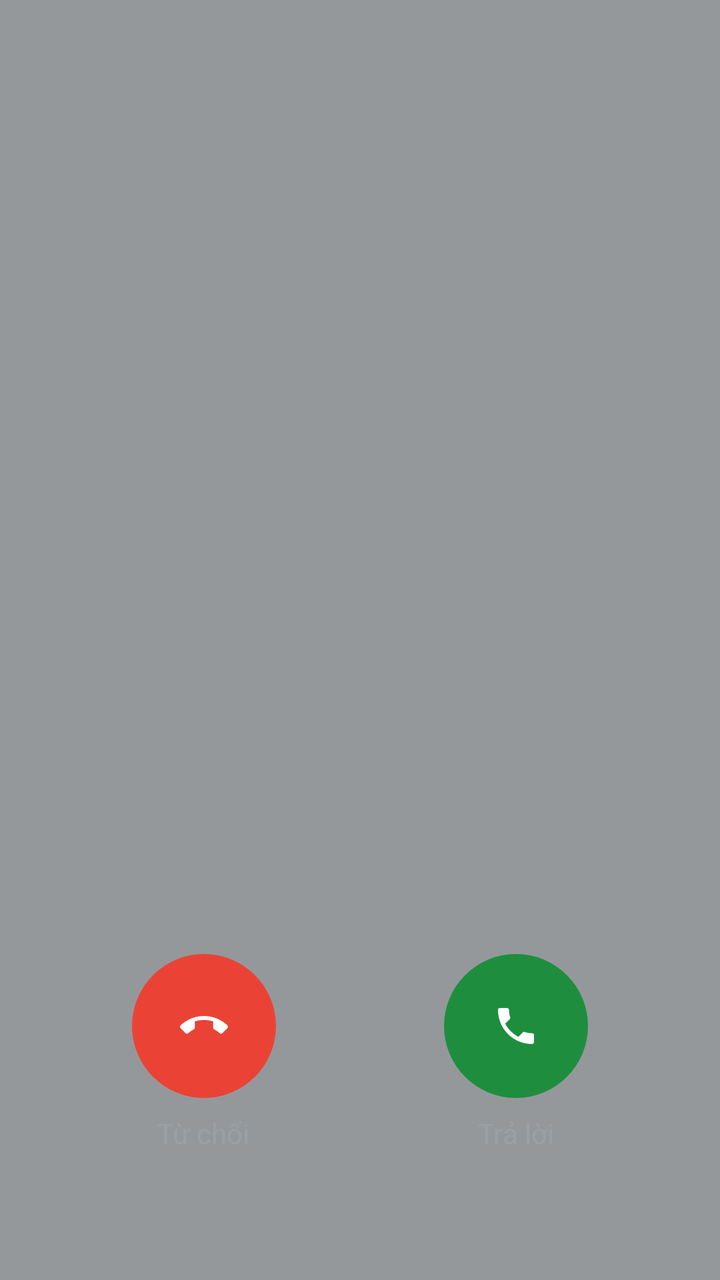
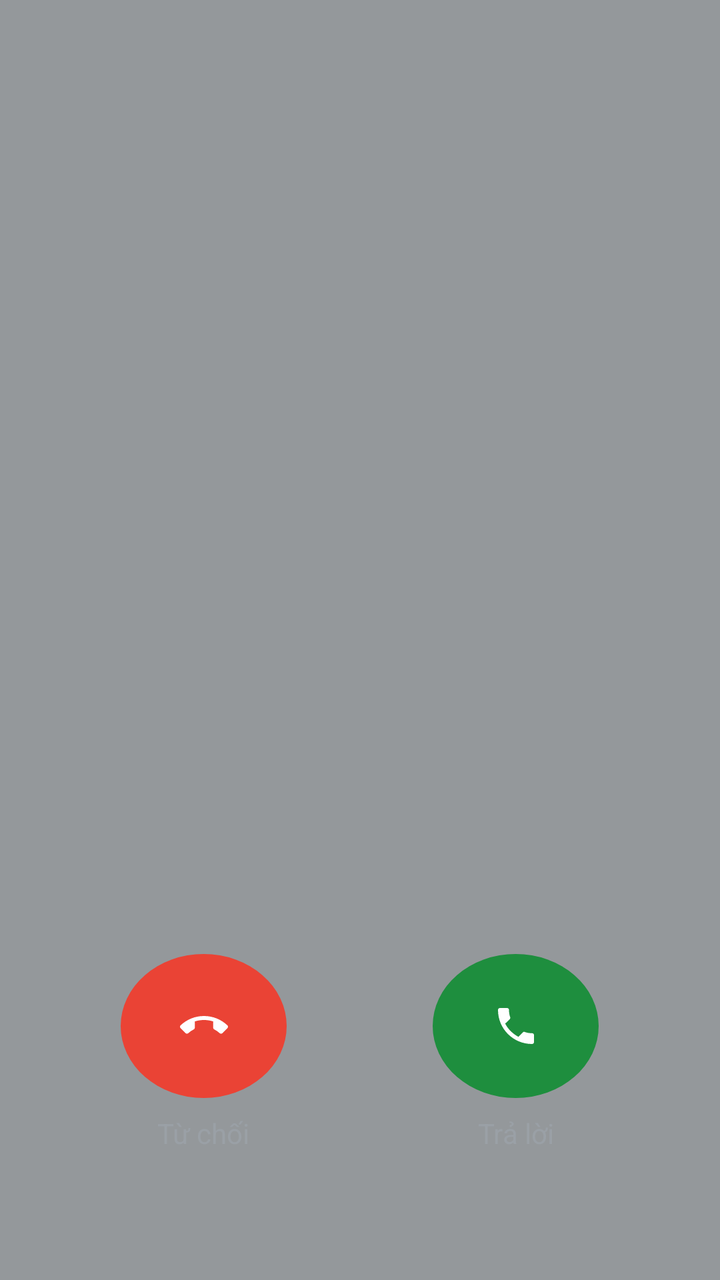

Two renders of the same Android screen: before a commit and after it. Below are the layout's source before the change and the commit's diff.
<!-- AndroidManifest.xml: activity theme Theme.SimpleCall.InCall -->
<!-- res/layout/activity_in_call.xml -->
<?xml version="1.0" encoding="utf-8"?>
<androidx.constraintlayout.widget.ConstraintLayout
    xmlns:android="http://schemas.android.com/apk/res/android"
    xmlns:app="http://schemas.android.com/apk/res-auto"
    xmlns:tools="http://schemas.android.com/tools"
    android:layout_width="match_parent"
    android:layout_height="match_parent"
    android:background="@drawable/bg_incall_screen">

    
    <TextView android:id="@+id/tvCallerName"
        android:layout_width="0dp" android:layout_height="wrap_content"
        android:layout_marginTop="92dp"
        android:layout_marginStart="24dp" android:layout_marginEnd="24dp"
        android:gravity="center"
        android:textColor="@color/text_on_dark" android:textSize="40sp"
        android:textStyle="bold"
        android:fontFamily="sans-serif" android:singleLine="true"
        app:layout_constraintTop_toTopOf="parent"
        app:layout_constraintStart_toStartOf="parent"
        app:layout_constraintEnd_toEndOf="parent"/>

    
    <LinearLayout android:id="@+id/llSimLine"
        android:layout_width="wrap_content" android:layout_height="wrap_content"
        android:orientation="horizontal" android:gravity="center_vertical"
        android:layout_marginTop="8dp"
        android:visibility="gone"
        app:layout_constraintTop_toBottomOf="@id/tvCallerName"
        app:layout_constraintStart_toStartOf="parent"
        app:layout_constraintEnd_toEndOf="parent">

        <FrameLayout
            android:layout_width="14dp" android:layout_height="18dp"
            android:layout_marginEnd="5dp">
            <TextView android:id="@+id/tvSimBadge"
                android:layout_width="14dp" android:layout_height="16dp"
                android:gravity="center"
                android:background="@drawable/bg_sim_badge_light"
                android:text="2"
                android:textSize="7sp"
                android:textColor="#C0C0C0" />
        </FrameLayout>

        <TextView android:id="@+id/tvCallerNumber"
            android:layout_width="wrap_content" android:layout_height="wrap_content"
            android:textColor="#FFFFFF" android:textSize="15sp"
            android:fontFamily="sans-serif"/>
    </LinearLayout>

    
    <LinearLayout android:id="@+id/llStatusLine"
        android:layout_width="wrap_content" android:layout_height="wrap_content"
        android:orientation="horizontal" android:gravity="center_vertical"
        android:layout_marginTop="8dp"
        app:layout_constraintTop_toBottomOf="@id/llSimLine"
        app:layout_constraintStart_toStartOf="parent"
        app:layout_constraintEnd_toEndOf="parent">

        <TextView android:id="@+id/tvHdBadge"
            android:layout_width="wrap_content" android:layout_height="18dp"
            android:paddingStart="4dp" android:paddingEnd="4dp"
            android:gravity="center" android:text="HD"
            android:textSize="10sp" android:textColor="#9AA0A6"
            android:background="@drawable/bg_hd_badge"
            android:layout_marginEnd="6dp"
            android:visibility="gone" />

        <TextView android:id="@+id/tvCallStatus"
            android:layout_width="wrap_content" android:layout_height="wrap_content"
            android:textColor="#FFFFFF" android:textSize="19sp"
            android:fontFamily="sans-serif" />
    </LinearLayout>

    
    <LinearLayout android:id="@+id/incomingControls"
        android:layout_width="0dp" android:layout_height="wrap_content"
        android:orientation="horizontal" android:gravity="center"
        android:layout_marginStart="24dp" android:layout_marginEnd="24dp"
        android:layout_marginBottom="64dp"
        app:layout_constraintBottom_toBottomOf="parent"
        app:layout_constraintStart_toStartOf="parent"
        app:layout_constraintEnd_toEndOf="parent">

        <LinearLayout android:layout_width="0dp" android:layout_height="wrap_content"
            android:layout_weight="1" android:orientation="vertical" android:gravity="center">
            <ImageButton android:id="@+id/btnDecline"
                android:layout_width="72dp" android:layout_height="72dp"
                android:background="@drawable/bg_decline_circle"
                android:src="@drawable/ic_call_end"
                android:contentDescription="@string/decline"/>
            <TextView android:layout_width="wrap_content" android:layout_height="wrap_content"
                android:text="Từ chối" android:textColor="#9AA0A6" android:textSize="14sp"
                android:layout_marginTop="8dp" android:fontFamily="sans-serif" />
        </LinearLayout>

        <LinearLayout android:layout_width="0dp" android:layout_height="wrap_content"
            android:layout_weight="1" android:orientation="vertical" android:gravity="center">
            <ImageButton android:id="@+id/btnAnswer"
                android:layout_width="72dp" android:layout_height="72dp"
                android:background="@drawable/bg_call_circle"
                android:src="@drawable/ic_call"
                android:contentDescription="@string/answer"/>
            <TextView android:layout_width="wrap_content" android:layout_height="wrap_content"
                android:text="Trả lời" android:textColor="#9AA0A6" android:textSize="14sp"
                android:layout_marginTop="8dp" android:fontFamily="sans-serif" />
        </LinearLayout>
    </LinearLayout>

    
    <LinearLayout android:id="@+id/activeControls"
        android:layout_width="match_parent" android:layout_height="wrap_content"
        android:orientation="vertical" android:visibility="gone"
        android:layout_marginStart="24dp" android:layout_marginEnd="24dp"
        android:layout_marginBottom="70dp"
        app:layout_constraintBottom_toBottomOf="parent"
        app:layout_constraintStart_toStartOf="parent"
        app:layout_constraintEnd_toEndOf="parent">

        
        <LinearLayout android:layout_width="match_parent" android:layout_height="wrap_content"
            android:orientation="horizontal" android:gravity="center"
            android:layout_marginBottom="8dp">

            <LinearLayout android:layout_width="0dp" android:layout_height="wrap_content"
                android:layout_weight="1" android:orientation="vertical" android:gravity="center">
                <ImageButton android:id="@+id/btnRecord"
                    android:layout_width="33dp" android:layout_height="33dp"
                    android:background="@android:color/transparent"
                    android:scaleType="fitCenter"
                    android:tint="@color/text_on_dark"
                    android:src="@drawable/ic_record_dot"
                    android:contentDescription="@string/start_recording"/>
                <TextView android:id="@+id/tvRecordLabel"
                    android:layout_width="wrap_content" android:layout_height="wrap_content"
                    android:text="@string/start_recording" android:textColor="@color/text_on_dark" android:alpha="0.5" android:textSize="14sp"
                    android:layout_marginTop="8dp" android:fontFamily="sans-serif" />
            </LinearLayout>

            <LinearLayout android:layout_width="0dp" android:layout_height="wrap_content"
                android:layout_weight="1" android:orientation="vertical" android:gravity="center">
                <ImageButton android:id="@+id/btnMute"
                    android:layout_width="33dp" android:layout_height="33dp"
                    android:background="@android:color/transparent"
                    android:scaleType="fitCenter"
                    android:tint="@color/text_on_dark"
                    android:src="@drawable/ic_mic_off"
                    android:contentDescription="Im lặng"/>
                <TextView android:id="@+id/tvMuteLabel"
                    android:layout_width="wrap_content" android:layout_height="wrap_content"
                    android:text="Im lặng" android:textColor="@color/text_on_dark" android:alpha="0.5" android:textSize="14sp"
                    android:layout_marginTop="8dp" android:fontFamily="sans-serif" />
            </LinearLayout>

            <LinearLayout android:layout_width="0dp" android:layout_height="wrap_content"
                android:layout_weight="1" android:orientation="vertical" android:gravity="center">
                <ImageButton android:id="@+id/btnHold"
                    android:layout_width="33dp" android:layout_height="33dp"
                    android:background="@android:color/transparent"
                    android:scaleType="fitCenter"
                    android:tint="@color/text_on_dark"
                    android:src="@drawable/ic_call_hold"
                    android:contentDescription="@string/hold_call"/>
                <TextView android:id="@+id/tvHoldLabel"
                    android:layout_width="wrap_content" android:layout_height="wrap_content"
                    android:text="@string/hold_call" android:textColor="@color/text_on_dark" android:alpha="0.5" android:textSize="14sp"
                    android:layout_marginTop="8dp" android:fontFamily="sans-serif" />
            </LinearLayout>
        </LinearLayout>

        
        <LinearLayout android:layout_width="match_parent" android:layout_height="wrap_content"
            android:orientation="horizontal" android:gravity="center"
            android:layout_marginBottom="10dp">

            <LinearLayout android:layout_width="0dp" android:layout_height="wrap_content"
                android:layout_weight="1" android:orientation="vertical" android:gravity="center">
                <ImageButton android:id="@+id/btnClarity"
                    android:layout_width="33dp" android:layout_height="33dp"
                    android:background="@android:color/transparent"
                    android:scaleType="fitCenter"
                    android:tint="@color/text_on_dark"
                    android:src="@drawable/ic_call_clarity"
                    android:contentDescription="@string/call_clarity"/>
                <TextView android:id="@+id/tvClarityLabel"
                    android:layout_width="wrap_content" android:layout_height="wrap_content"
                    android:text="@string/call_clarity" android:textColor="@color/text_on_dark" android:alpha="0.5" android:textSize="14sp"
                    android:layout_marginTop="8dp" android:fontFamily="sans-serif" />
            </LinearLayout>

            <LinearLayout android:layout_width="0dp" android:layout_height="wrap_content"
                android:layout_weight="1" android:orientation="vertical" android:gravity="center">
                <ImageButton android:id="@+id/btnAddCall"
                    android:layout_width="33dp" android:layout_height="33dp"
                    android:background="@android:color/transparent"
                    android:scaleType="fitCenter"
                    android:tint="@color/text_on_dark"
                    android:src="@drawable/ic_add"
                    android:contentDescription="@string/add_call"/>
                <TextView android:id="@+id/tvAddCallLabel"
                    android:layout_width="wrap_content" android:layout_height="wrap_content"
                    android:text="@string/add_call" android:textColor="@color/text_on_dark" android:alpha="0.5" android:textSize="14sp"
                    android:layout_marginTop="8dp" android:fontFamily="sans-serif" />
            </LinearLayout>

            <LinearLayout android:layout_width="0dp" android:layout_height="wrap_content"
                android:layout_weight="1" android:orientation="vertical" android:gravity="center">
                <ImageButton android:id="@+id/btnMore"
                    android:layout_width="33dp" android:layout_height="33dp"
                    android:background="@android:color/transparent"
                    android:scaleType="fitCenter"
                    android:tint="@color/text_on_dark"
                    android:src="@drawable/ic_expand_more"
                    android:contentDescription="@string/more_options"/>
                <TextView android:id="@+id/tvMoreLabel"
                    android:layout_width="wrap_content" android:layout_height="wrap_content"
                    android:text="@string/more_options" android:textColor="@color/text_on_dark" android:alpha="0.5" android:textSize="14sp"
                    android:layout_marginTop="8dp" android:fontFamily="sans-serif" />
            </LinearLayout>
        </LinearLayout>

        
        <GridLayout android:id="@+id/dtmfPanel"
            android:layout_width="match_parent" android:layout_height="wrap_content"
            android:columnCount="3" android:rowCount="4"
            android:visibility="gone"
            android:layout_marginBottom="24dp">

            <androidx.appcompat.widget.AppCompatButton style="@style/KeyBtn" android:text="1" android:tag="1" android:textColor="@color/text_on_dark"/>
            <androidx.appcompat.widget.AppCompatButton style="@style/KeyBtn" android:text="2" android:tag="2" android:textColor="@color/text_on_dark"/>
            <androidx.appcompat.widget.AppCompatButton style="@style/KeyBtn" android:text="3" android:tag="3" android:textColor="@color/text_on_dark"/>
            <androidx.appcompat.widget.AppCompatButton style="@style/KeyBtn" android:text="4" android:tag="4" android:textColor="@color/text_on_dark"/>
            <androidx.appcompat.widget.AppCompatButton style="@style/KeyBtn" android:text="5" android:tag="5" android:textColor="@color/text_on_dark"/>
            <androidx.appcompat.widget.AppCompatButton style="@style/KeyBtn" android:text="6" android:tag="6" android:textColor="@color/text_on_dark"/>
            <androidx.appcompat.widget.AppCompatButton style="@style/KeyBtn" android:text="7" android:tag="7" android:textColor="@color/text_on_dark"/>
            <androidx.appcompat.widget.AppCompatButton style="@style/KeyBtn" android:text="8" android:tag="8" android:textColor="@color/text_on_dark"/>
            <androidx.appcompat.widget.AppCompatButton style="@style/KeyBtn" android:text="9" android:tag="9" android:textColor="@color/text_on_dark"/>
            <androidx.appcompat.widget.AppCompatButton style="@style/KeyBtn" android:text="*" android:tag="*" android:textColor="@color/text_on_dark"/>
            <androidx.appcompat.widget.AppCompatButton style="@style/KeyBtn" android:text="0" android:tag="0" android:textColor="@color/text_on_dark"/>
            <androidx.appcompat.widget.AppCompatButton style="@style/KeyBtn" android:text="#" android:tag="#" android:textColor="@color/text_on_dark"/>
        </GridLayout>

        
        <LinearLayout android:layout_width="match_parent" android:layout_height="wrap_content"
            android:orientation="horizontal" android:gravity="center"
            android:layout_marginTop="80dp">

            <LinearLayout android:layout_width="0dp" android:layout_height="wrap_content"
                android:layout_weight="1" android:orientation="vertical" android:gravity="center">
                <ImageButton android:id="@+id/btnSpeaker"
                    android:layout_width="40dp" android:layout_height="40dp"
                    android:background="@android:color/transparent"
                    android:scaleType="fitCenter"
                    android:tint="@color/text_on_dark"
                    android:src="@drawable/ic_volume_up"
                    android:contentDescription="@string/speaker"/>
                <TextView android:id="@+id/tvSpeakerLabel"
                    android:layout_width="wrap_content" android:layout_height="wrap_content"
                    android:text="Loa ngoài" android:textColor="#9AA0A6" android:textSize="14sp"
                    android:layout_marginTop="8dp" android:fontFamily="sans-serif"
                    android:visibility="gone"/>
            </LinearLayout>

            <LinearLayout android:layout_width="0dp" android:layout_height="wrap_content"
                android:layout_weight="1" android:orientation="vertical" android:gravity="center">
                <FrameLayout android:id="@+id/btnEndCall"
                    android:layout_width="68dp" android:layout_height="68dp"
                    android:background="@drawable/bg_decline_circle"
                    android:clickable="true" android:focusable="true">
                    <ImageView
                        android:layout_width="41dp" android:layout_height="41dp"
                        android:layout_gravity="center"
                        android:src="@drawable/ic_call_end"
                        android:contentDescription="@string/end_call"
                        tools:ignore="MissingClass" />
                </FrameLayout>
                <TextView android:layout_width="wrap_content" android:layout_height="wrap_content"
                    android:text="Kết thúc" android:textColor="#9AA0A6" android:textSize="14sp"
                    android:layout_marginTop="8dp" android:fontFamily="sans-serif"
                    android:visibility="gone"/>
            </LinearLayout>

            <LinearLayout android:layout_width="0dp" android:layout_height="wrap_content"
                android:layout_weight="1" android:orientation="vertical" android:gravity="center">
                <ImageButton android:id="@+id/btnDtmf"
                    android:layout_width="24dp" android:layout_height="24dp"
                    android:background="@android:color/transparent"
                    android:scaleType="fitCenter"
                    android:tint="#FFFFFF"
                    android:src="@drawable/ic_dialpad"
                    android:contentDescription="Bàn phím"/>
                <TextView android:layout_width="wrap_content" android:layout_height="wrap_content"
                    android:text="Bàn phím" android:textColor="#9AA0A6" android:textSize="14sp"
                    android:layout_marginTop="8dp" android:fontFamily="sans-serif"
                    android:visibility="gone"/>
            </LinearLayout>
        </LinearLayout>
    </LinearLayout>

</androidx.constraintlayout.widget.ConstraintLayout>
<!-- resources referenced by this layout -->
<resources>
  <color name="text_on_dark">#E8EAED</color>
  <!-- drawable bg_call_circle (drawable) -->
  <?xml version="1.0" encoding="utf-8"?>
  <ripple xmlns:android="http://schemas.android.com/apk/res/android"
      android:color="#331E8E3E">
      <item>
          <shape android:shape="oval">
              <solid android:color="@color/btn_call" />
          </shape>
      </item>
  </ripple>
  <!-- drawable bg_decline_circle (drawable) -->
  <?xml version="1.0" encoding="utf-8"?>
  <ripple xmlns:android="http://schemas.android.com/apk/res/android"
      android:color="#33EA4335">
      <item>
          <shape android:shape="oval">
              <solid android:color="@color/btn_decline" />
          </shape>
      </item>
  </ripple>
  <!-- drawable bg_hd_badge (drawable) -->
  <?xml version="1.0" encoding="utf-8"?>
  <shape xmlns:android="http://schemas.android.com/apk/res/android"
      android:shape="rectangle">
      <stroke android:width="1.2dp" android:color="@color/call_log_muted" />
      <corners android:radius="3dp" />
      <solid android:color="@android:color/transparent" />
  </shape>
  <!-- drawable bg_incall_screen (drawable) -->
  <?xml version="1.0" encoding="utf-8"?>
  <shape xmlns:android="http://schemas.android.com/apk/res/android"
      android:shape="rectangle">
      <solid android:color="#94989B" />
  </shape>
  <!-- drawable ic_call_hold (drawable) -->
  <?xml version="1.0" encoding="utf-8"?>
  <vector xmlns:android="http://schemas.android.com/apk/res/android"
      android:width="24dp" android:height="24dp"
      android:viewportWidth="24" android:viewportHeight="24">
      <path android:fillColor="@color/text_on_dark"
          android:pathData="M8,6 L11,6 L11,18 L8,18 Z M13,6 L16,6 L16,18 L13,18 Z"/>
  </vector>
  <!-- drawable ic_expand_more (drawable) -->
  <?xml version="1.0" encoding="utf-8"?>
  <vector xmlns:android="http://schemas.android.com/apk/res/android"
      android:width="24dp" android:height="24dp"
      android:viewportWidth="24" android:viewportHeight="24">
      <path android:fillColor="@color/text_on_dark"
          android:pathData="M16.59,8.59L12,13.17 7.41,8.59 6,10l6,6 6,-6z"/>
  </vector>
  <string name="add_call">Thêm cuộc gọi</string>
  <string name="answer">Trả lời</string>
  <string name="call_clarity">Gọi rõ ràng</string>
  <string name="decline">Từ chối</string>
  <string name="end_call">Kết thúc</string>
  <string name="hold_call">Giữ</string>
  <string name="more_options">Thêm</string>
  <string name="speaker">Loa ngoài</string>
  <string name="start_recording">Bắt đầu ghi âm</string>
  <style name="Theme.SimpleCall.InCall" parent="Theme.MaterialComponents.NoActionBar">
          <item name="android:windowBackground">@color/incall_bg</item>
          <item name="android:statusBarColor">@color/incall_bg</item>
          <item name="android:navigationBarColor">@color/incall_bg</item>
          <item name="android:windowLightStatusBar" tools:targetApi="23">false</item>
      </style>
  <color name="btn_call">#1E8E3E</color>
  <color name="btn_decline">#EA4335</color>
  <color name="call_log_muted">#6E7176</color>
  <color name="text_secondary">#9AA0A6</color>
  <color name="text_primary">#E8EAED</color>
  <!-- drawable bg_key (drawable) -->
  <?xml version="1.0" encoding="utf-8"?>
  <ripple xmlns:android="http://schemas.android.com/apk/res/android"
      android:color="@color/key_ripple">
      <item>
          <shape android:shape="oval">
              <solid android:color="@android:color/transparent" />
          </shape>
      </item>
  </ripple>
  <color name="incall_bg">#3A3A3C</color>
  <color name="key_ripple">#22FFFFFF</color>
  <!-- unchanged entries left out for length: 10 -->
</resources>

<!-- the commit's change to res/layout/activity_in_call.xml (unified diff, before → after) -->
@@ -85,7 +85,7 @@
         <LinearLayout android:layout_width="0dp" android:layout_height="wrap_content"
             android:layout_weight="1" android:orientation="vertical" android:gravity="center">
             <ImageButton android:id="@+id/btnDecline"
-                android:layout_width="72dp" android:layout_height="72dp"
+                android:layout_width="83dp" android:layout_height="72dp"
                 android:background="@drawable/bg_decline_circle"
                 android:src="@drawable/ic_call_end"
                 android:contentDescription="@string/decline"/>
@@ -97,7 +97,7 @@
         <LinearLayout android:layout_width="0dp" android:layout_height="wrap_content"
             android:layout_weight="1" android:orientation="vertical" android:gravity="center">
             <ImageButton android:id="@+id/btnAnswer"
-                android:layout_width="72dp" android:layout_height="72dp"
+                android:layout_width="83dp" android:layout_height="72dp"
                 android:background="@drawable/bg_call_circle"
                 android:src="@drawable/ic_call"
                 android:contentDescription="@string/answer"/>
